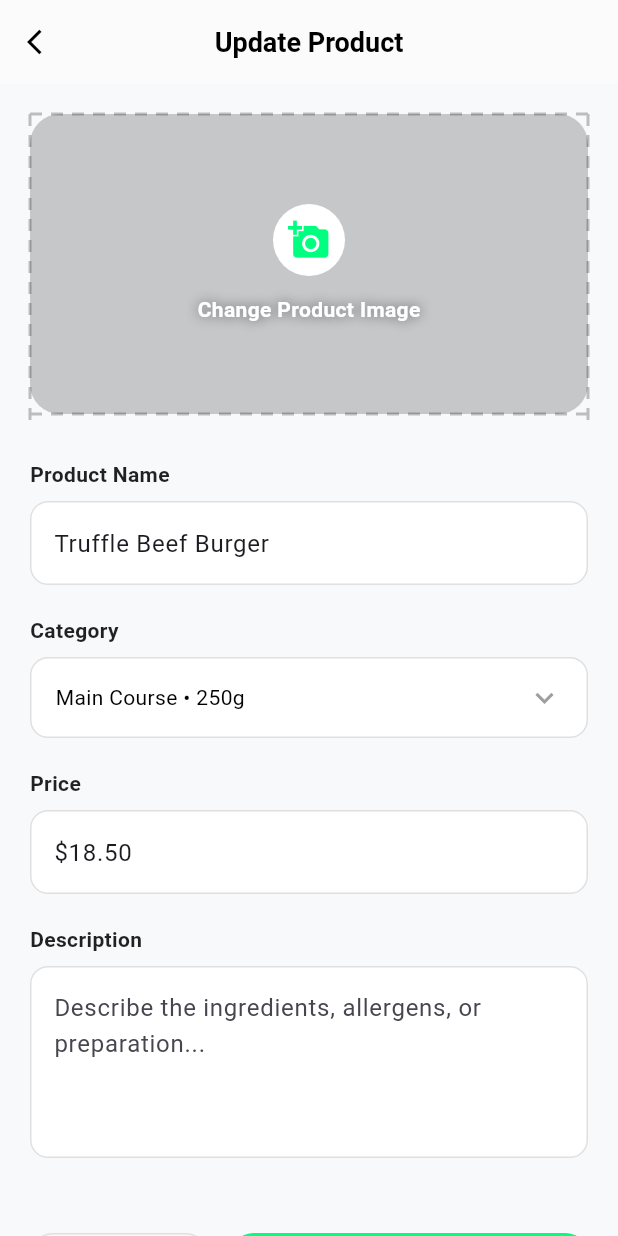
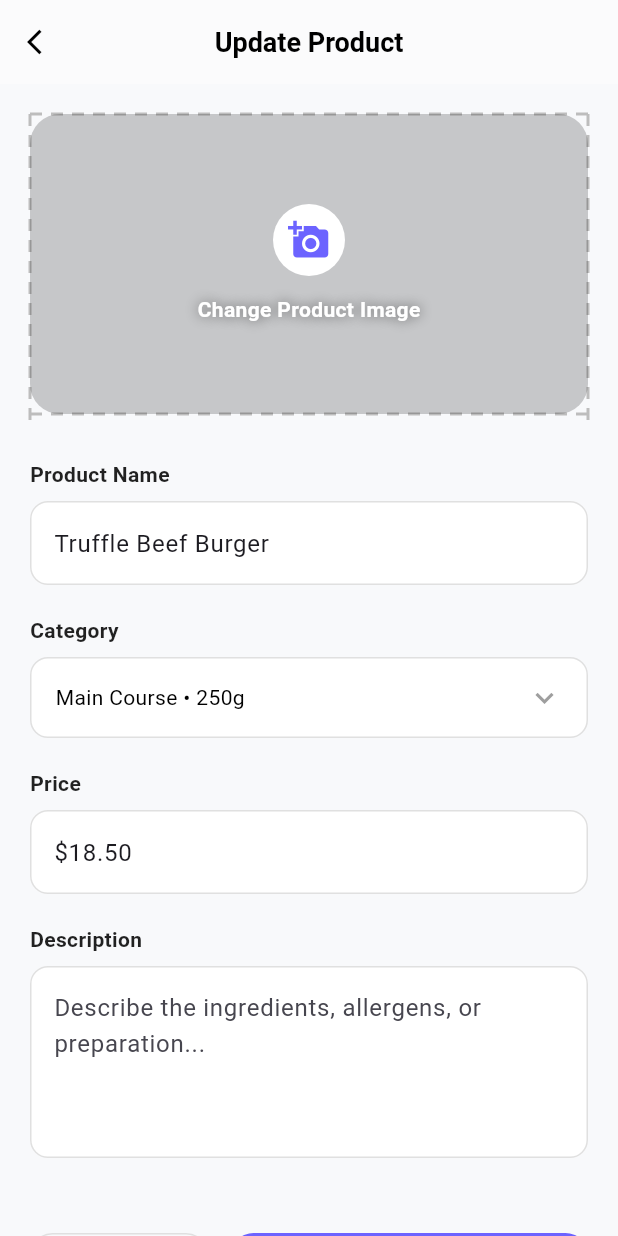
Before and after one commit to Zankhoa/PRM, a Flutter app: the screen it shows after launch, item 4 of the bottom bar chosen, after a tap on the "edit" icon, on a phone screen of 412 x 824 dp. Run offline on Flutter 3.47's test engine with Material 3 defaults, Android fonts, the phone set to English and light mode, and no system bars; network calls fail; Roboto replaces fonts that are missing (Poppins).

Commit message:
update code

```diff
--- a/lib/CreateProduct.dart
+++ b/lib/CreateProduct.dart
@@ -55,7 +55,7 @@ class CreateProduct extends StatelessWidget {
                                   color: Colors.white,
                                   shape: BoxShape.circle,
                                 ),
-                                child: const Icon(Icons.add_a_photo, color: Color(0xFF00FF7F), size: 28),
+                                child: const Icon(Icons.add_a_photo, color: const Color(0xFF6C63FF), size: 28),
                               ),
                               const SizedBox(height: 12),
                               const Text(
@@ -108,7 +108,7 @@ class CreateProduct extends StatelessWidget {
                       // Logic lưu dữ liệu của bạn
                     },
                     style: ElevatedButton.styleFrom(
-                      backgroundColor: const Color(0xFF00FF7F),
+                      backgroundColor: const Color(0xFF6C63FF),
                       foregroundColor: Colors.white,
                       padding: const EdgeInsets.symmetric(vertical: 16),
                       elevation: 0,
--- a/lib/ListProductManagement.dart
+++ b/lib/ListProductManagement.dart
@@ -70,7 +70,7 @@ class ListProductManagement extends StatelessWidget {
                     );
                   },
                   style: ElevatedButton.styleFrom(
-                    backgroundColor: const Color(0xFF00E676),
+                    backgroundColor: const Color(0xFF6C63FF),
                     padding: const EdgeInsets.all(14),
                     shape: RoundedRectangleBorder(
                       borderRadius: BorderRadius.circular(12),
@@ -224,7 +224,7 @@ class ListProductManagement extends StatelessWidget {
       child: ChoiceChip(
         label: Text(label),
         selected: selected,
-        selectedColor: const Color(0xFF00E676),
+        selectedColor: const Color(0xFF6C63FF),
         labelStyle: TextStyle(
           color: selected ? Colors.white : Colors.black,
         ),
--- a/lib/UpdateProduct.dart
+++ b/lib/UpdateProduct.dart
@@ -63,7 +63,7 @@ class UpdateProduct extends StatelessWidget {
                                 ),
                                 child: const Icon(
                                   Icons.add_a_photo,
-                                  color: Color(0xFF00FF7F),
+                                  color: const Color(0xFF6C63FF),
                                   size: 28,
                                 ),
                               ),
@@ -127,7 +127,7 @@ class UpdateProduct extends StatelessWidget {
                       Navigator.pop(context);
                     },
                     style: ElevatedButton.styleFrom(
-                      backgroundColor: const Color(0xFF00FF7F),
+                      backgroundColor: const Color(0xFF6C63FF),
                       foregroundColor: Colors.white,
                       padding: const EdgeInsets.symmetric(vertical: 16),
                       elevation: 0,
--- a/lib/screens/dashboard_screen.dart
+++ b/lib/screens/dashboard_screen.dart
@@ -294,15 +294,6 @@ class _DashboardScreenState extends State<DashboardScreen> {
           children: [
             Expanded(
               child: _buildActionButton(
-                'Xem menu\n(Khách hàng)',
-                Icons.restaurant_menu,
-                const Color(0xFF6C63FF),
-                () => Navigator.pushNamed(context, '/user-products'),
-              ),
-            ),
-            const SizedBox(width: 12),
-            Expanded(
-              child: _buildActionButton(
                 'Quản lý\nGiảm giá',
                 Icons.discount_outlined,
                 const Color(0xFFFF6584),
@@ -314,7 +305,7 @@ class _DashboardScreenState extends State<DashboardScreen> {
               child: _buildActionButton(
                 'Thêm mã\nGiảm giá',
                 Icons.add_circle_outline,
-                const Color(0xFF5A52D5),
+                const Color(0xFF6C63FF),
                 () => Navigator.pushNamed(context, '/add-discount'),
               ),
             ),
@@ -553,19 +544,19 @@ class _DashboardScreenState extends State<DashboardScreen> {
       ),
       child: SafeArea(
         child: Padding(
-          padding: const EdgeInsets.symmetric(horizontal: 16, vertical: 8),
+          padding: const EdgeInsets.symmetric(horizontal: 12, vertical: 8),
           child: Row(
             mainAxisAlignment: MainAxisAlignment.spaceAround,
             children: [
               _buildNavItem(Icons.dashboard, 'Dashboard', true, () {}),
-              _buildNavItem(Icons.restaurant_menu, 'Menu', false,
-                  () => Navigator.pushNamed(context, '/user-products')),
-              _buildNavItem(Icons.receipt_long, 'Đơn hàng', false,
-                  () => Navigator.pushNamed(context, '/verify-order')),
-              _buildNavItem(Icons.shopping_bag, 'Sản phẩm', false,
-                  () => Navigator.pushNamed(context, '/manage-product')),
+              _buildNavItem(Icons.discount_outlined, 'Đơn hàng', false,
+                () => Navigator.pushNamed(context, '/verify-order')),
               _buildNavItem(Icons.person_outline, 'Hồ sơ', false,
-                  () => Navigator.pushNamed(context, '/profile')),
+                () => Navigator.pushNamed(context, '/profile')),
+                // _buildNavItem(Icons.restaurant_menu, 'Menu', false,
+              //     () => Navigator.pushNamed(context, '/user-products')),
+               _buildNavItem(Icons.person_outline, 'Sản phẩm', false,
+                () => Navigator.pushNamed(context, '/manage-product')),
             ],
           ),
         ),
```
